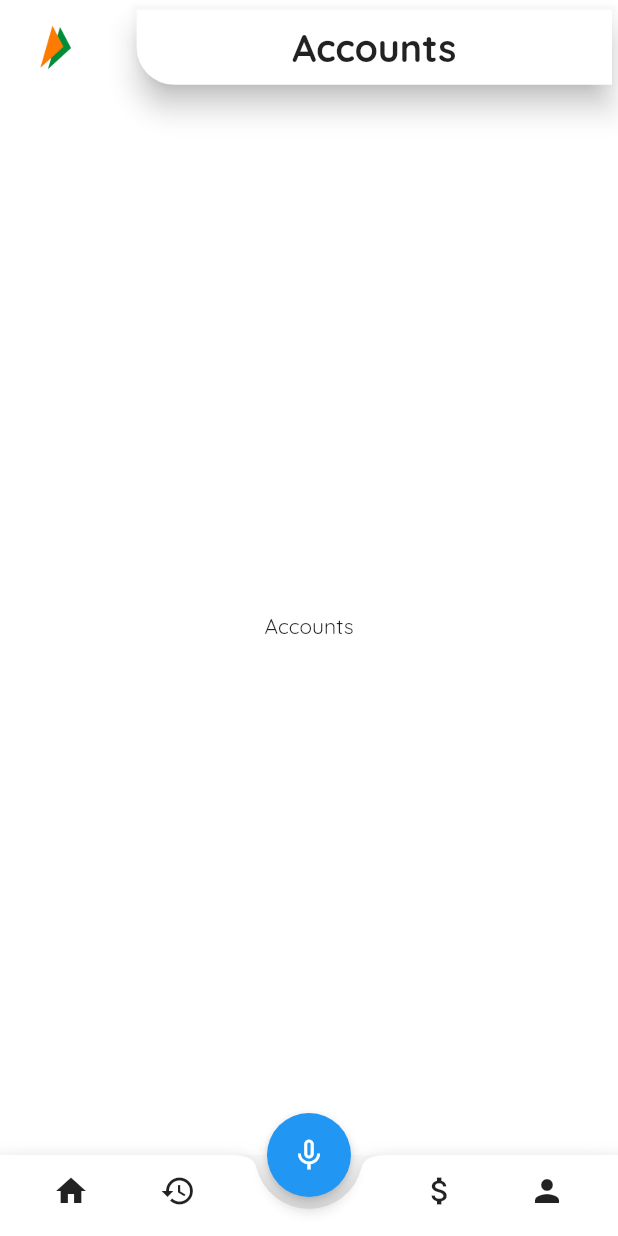
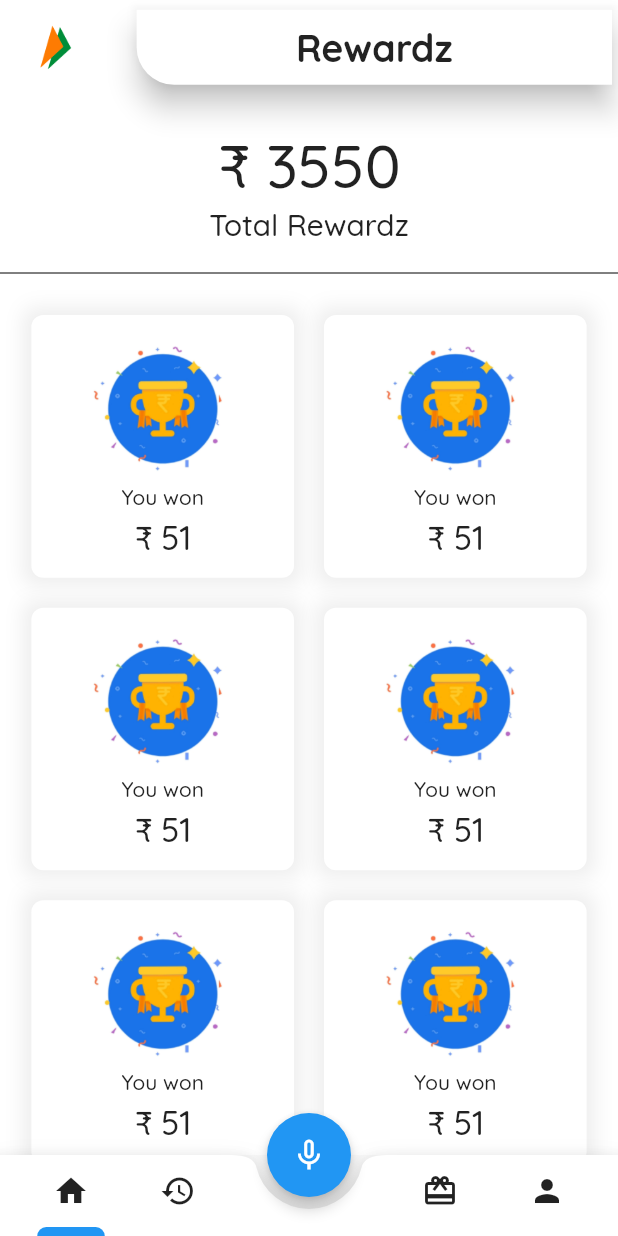
Before and after one commit to ShivamGoyal1899/BHIM, a Flutter app: the MyHomePage screen opened directly, swiped to page 3, on a phone screen of 412 x 824 dp. Run offline on Flutter 3.47's test engine with Material 2 defaults, Android fonts, the phone set to English and light mode, and no system bars; our stand-ins replace font_awesome_flutter, local_auth, qr_flutter; missing offline and left inert: android_device_info, barcode_scan, flutter_lock_screen, screenshot_and_share, speech_recognition.

Commit message:
Rewardz Screen UI

```diff
--- a/lib/screens/accountsScreen.dart
+++ /dev/null
@@ -1,30 +0,0 @@
-import 'package:BHIM/components/appBar.dart';
-import 'package:flutter/material.dart';
-
-class AccountsScreen extends StatefulWidget {
-  @override
-  _AccountsScreenState createState() => _AccountsScreenState();
-}
-
-class _AccountsScreenState extends State<AccountsScreen> {
-  @override
-  Widget build(BuildContext context) {
-    return Scaffold(
-      appBar: TopBar(
-        title: 'Accounts',
-        child: Container(
-          child: CircleAvatar(
-            radius: 17.0,
-            backgroundImage: AssetImage('assets/images/logo.png'),
-            backgroundColor: Colors.transparent,
-          ),
-        ),
-      ),
-      backgroundColor: Colors.white,
-      body: Container(
-        alignment: Alignment.center,
-        child: Text('Accounts'),
-      ),
-    );
-  }
-}
--- a/lib/screens/homePage.dart
+++ b/lib/screens/homePage.dart
@@ -1,4 +1,4 @@
-import 'package:BHIM/screens/accountsScreen.dart';
+import 'package:BHIM/screens/rewardzScreen.dart';
 import 'package:flutter/material.dart';
 import 'TransactionHistoryScreen.dart';
 import 'homeScreen.dart';
@@ -31,7 +31,7 @@ class _MyHomePageState extends State<MyHomePage> {
           ),
           Center(
             child: Container(
-              child: AccountsScreen(),
+              child: RewardzScreen(),
             ),
           ),
           Center(
@@ -84,6 +84,7 @@ class _MyHomePageState extends State<MyHomePage> {
                   height: 6.0,
                   decoration: BoxDecoration(
 //                    color: _myPage.page == 0 ? Colors.blue : Colors.transparent,
+                  color: Colors.blue,
                     borderRadius: new BorderRadius.only(
                       topLeft: Radius.circular(16),
                       topRight: Radius.circular(16),
@@ -127,7 +128,7 @@ class _MyHomePageState extends State<MyHomePage> {
               mainAxisAlignment: MainAxisAlignment.end,
               children: <Widget>[
                 IconButton(
-                  icon: Icon(Icons.attach_money),
+                  icon: Icon(Icons.card_giftcard),
                   onPressed: () {
                     setState(() {
                       _myPage.jumpToPage(2);
--- /dev/null
+++ b/lib/screens/rewardzScreen.dart
@@ -0,0 +1,278 @@
+import 'package:BHIM/components/appBar.dart';
+import 'package:flutter/material.dart';
+import 'package:flutter/widgets.dart';
+import 'package:font_awesome_flutter/font_awesome_flutter.dart';
+
+class RewardzScreen extends StatefulWidget {
+  @override
+  _RewardzScreenState createState() => _RewardzScreenState();
+}
+
+class _RewardzScreenState extends State<RewardzScreen> {
+  @override
+  Widget build(BuildContext context) {
+    return Scaffold(
+      appBar: TopBar(
+        title: 'Rewardz',
+        child: Container(
+          child: CircleAvatar(
+            radius: 17.0,
+            backgroundImage: AssetImage('assets/images/logo.png'),
+            backgroundColor: Colors.transparent,
+          ),
+        ),
+      ),
+      backgroundColor: Colors.white,
+      body: ListView(
+        children: <Widget>[
+          SizedBox(height: 20.0),
+          Container(
+            child: Column(
+              children: <Widget>[
+                Text(
+                  '₹ 3550',
+                  style: TextStyle(fontSize: 40.0, fontWeight: FontWeight.w500),
+                ),
+                SizedBox(height: 2.0),
+                Text(
+                  'Total Rewardz',
+                  style: TextStyle(fontSize: 20.0, fontWeight: FontWeight.w500),
+                )
+              ],
+            ),
+          ),
+          SizedBox(height: 20.0),
+          Divider(
+            height: 0.0,
+            color: Colors.black,
+          ),
+          SizedBox(height: 20.0),
+          Container(
+            alignment: Alignment.center,
+            padding: const EdgeInsets.all(8.0),
+            child: Wrap(
+              alignment: WrapAlignment.center,
+              spacing: 20.0,
+              runSpacing: 20.0,
+              children: <Widget>[
+                ActionCard(
+                  icon: FontAwesomeIcons.trophy,
+                  color: Colors.blue,
+                  title: "You won",
+                  subtitle: '₹ 51',
+                ),
+                ActionCard(
+                  icon: FontAwesomeIcons.trophy,
+                  color: Colors.blue,
+                  title: "You won",
+                  subtitle: '₹ 51',
+                ),
+                ActionCard(
+                  icon: FontAwesomeIcons.trophy,
+                  color: Colors.blue,
+                  title: "You won",
+                  subtitle: '₹ 51',
+                ),
+                ActionCard(
+                  icon: FontAwesomeIcons.trophy,
+                  color: Colors.blue,
+                  title: "You won",
+                  subtitle: '₹ 51',
+                ),
+                ActionCard(
+                  icon: FontAwesomeIcons.trophy,
+                  color: Colors.blue,
+                  title: "You won",
+                  subtitle: '₹ 51',
+                ),
+                ActionCard(
+                  icon: FontAwesomeIcons.trophy,
+                  color: Colors.blue,
+                  title: "You won",
+                  subtitle: '₹ 51',
+                ),
+                ActionCard(
+                  icon: FontAwesomeIcons.trophy,
+                  color: Colors.blue,
+                  title: "You won",
+                  subtitle: '₹ 51',
+                ),
+                ActionCard(
+                  icon: FontAwesomeIcons.trophy,
+                  color: Colors.blue,
+                  title: "You won",
+                  subtitle: '₹ 51',
+                ),
+                ActionCard(
+                  icon: FontAwesomeIcons.trophy,
+                  color: Colors.blue,
+                  title: "You won",
+                  subtitle: '₹ 51',
+                ),
+                ActionCard(
+                  icon: FontAwesomeIcons.trophy,
+                  color: Colors.blue,
+                  title: "You won",
+                  subtitle: '₹ 51',
+                ),
+                ActionCard(
+                  icon: FontAwesomeIcons.trophy,
+                  color: Colors.blue,
+                  title: "You won",
+                  subtitle: '₹ 51',
+                ),
+                ActionCard(
+                  icon: FontAwesomeIcons.trophy,
+                  color: Colors.blue,
+                  title: "You won",
+                  subtitle: '₹ 51',
+                ),
+                ActionCard(
+                  icon: FontAwesomeIcons.trophy,
+                  color: Colors.blue,
+                  title: "You won",
+                  subtitle: '₹ 51',
+                ),
+                ActionCard(
+                  icon: FontAwesomeIcons.trophy,
+                  color: Colors.blue,
+                  title: "You won",
+                  subtitle: '₹ 51',
+                ),
+                ActionCard(
+                  icon: FontAwesomeIcons.trophy,
+                  color: Colors.blue,
+                  title: "You won",
+                  subtitle: '₹ 51',
+                ),
+                ActionCard(
+                  icon: FontAwesomeIcons.trophy,
+                  color: Colors.blue,
+                  title: "You won",
+                  subtitle: '₹ 51',
+                ),
+                ActionCard(
+                  icon: FontAwesomeIcons.trophy,
+                  color: Colors.blue,
+                  title: "You won",
+                  subtitle: '₹ 51',
+                ),
+                ActionCard(
+                  icon: FontAwesomeIcons.trophy,
+                  color: Colors.blue,
+                  title: "You won",
+                  subtitle: '₹ 51',
+                ),
+                ActionCard(
+                  icon: FontAwesomeIcons.trophy,
+                  color: Colors.blue,
+                  title: "You won",
+                  subtitle: '₹ 51',
+                ),
+                ActionCard(
+                  icon: FontAwesomeIcons.trophy,
+                  color: Colors.blue,
+                  title: "You won",
+                  subtitle: '₹ 51',
+                ),
+                ActionCard(
+                  icon: FontAwesomeIcons.trophy,
+                  color: Colors.blue,
+                  title: "You won",
+                  subtitle: '₹ 51',
+                ),
+                ActionCard(
+                  icon: FontAwesomeIcons.trophy,
+                  color: Colors.blue,
+                  title: "You won",
+                  subtitle: '₹ 51',
+                ),
+                ActionCard(
+                  icon: FontAwesomeIcons.trophy,
+                  color: Colors.blue,
+                  title: "You won",
+                  subtitle: '₹ 51',
+                ),
+                ActionCard(
+                  icon: FontAwesomeIcons.trophy,
+                  color: Colors.blue,
+                  title: "You won",
+                  subtitle: '₹ 51',
+                ),
+              ],
+            ),
+          ),
+          SizedBox(height: 20.0),
+        ],
+      ),
+    );
+  }
+}
+
+class ActionCard extends StatelessWidget {
+  final Function onPressed;
+  final IconData icon;
+  final String title;
+  final String subtitle;
+  final Color color;
+
+  const ActionCard(
+      {Key key,
+      this.onPressed,
+      this.icon,
+      this.title,
+      this.subtitle,
+      this.color})
+      : super(key: key);
+
+  @override
+  Widget build(BuildContext context) {
+    return InkWell(
+      borderRadius: BorderRadius.circular(8),
+      onTap: onPressed,
+      child: Ink(
+        height: MediaQuery.of(context).size.width * 0.425,
+        width: MediaQuery.of(context).size.width * 0.425,
+        decoration: BoxDecoration(
+          color: Colors.white,
+          borderRadius: BorderRadius.circular(8),
+          boxShadow: [
+            BoxShadow(
+              color: Colors.grey[200],
+              blurRadius: 10,
+              spreadRadius: 5,
+            ),
+          ],
+        ),
+        child: Column(
+          mainAxisAlignment: MainAxisAlignment.center,
+          children: <Widget>[
+//            Icon(
+//              icon,
+//              color: color,
+//              size: 50.0,
+//            ),
+            Container(
+              width: 100.0,
+              height: 100.0,
+              child: Image.asset('assets/images/reward.jpg'),
+            ),
+            Text(
+              title,
+              style: Theme.of(context).textTheme.title.copyWith(
+                    fontSize: 14.0,
+                  ),
+            ),
+            SizedBox(height: 4),
+            Text(
+              subtitle,
+              style: Theme.of(context).textTheme.title.copyWith(
+                    fontSize: 22.0,
+                  ),
+            )
+          ],
+        ),
+      ),
+    );
+  }
+}
```
Also changed, not shown: lib/screens/paymentMethodScreen.dart (added, +107 -0 lines), lib/screens/paymentMethodsScreen.dart (+20 -3 lines), lib/screens/qrFullScreen.dart (+40 -7 lines), assets/images/ic_launcher.png (added), assets/images/ic_launcher_round.png (added), assets/images/logo_long.png (added), assets/images/reward.jpg (added).
